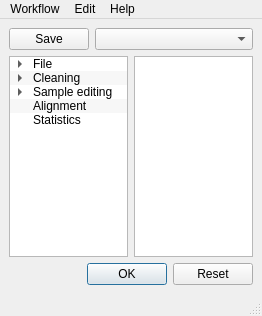
Qt form ui/NewSHaRK.ui (pkviatko/SHaRK) before a commit.
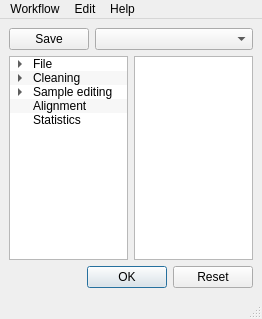
The same form after that commit. Icons and pictures are not drawn.

What changed in the file:
```diff
--- a/ui/NewSHaRK.ui
+++ b/ui/NewSHaRK.ui
@@ -7,7 +7,7 @@
     <x>0</x>
     <y>0</y>
     <width>244</width>
-    <height>316</height>
+    <height>319</height>
    </rect>
   </property>
   <property name="windowTitle">
```
Left out of the diff: 8 changed lines with no effect on the pictures.
